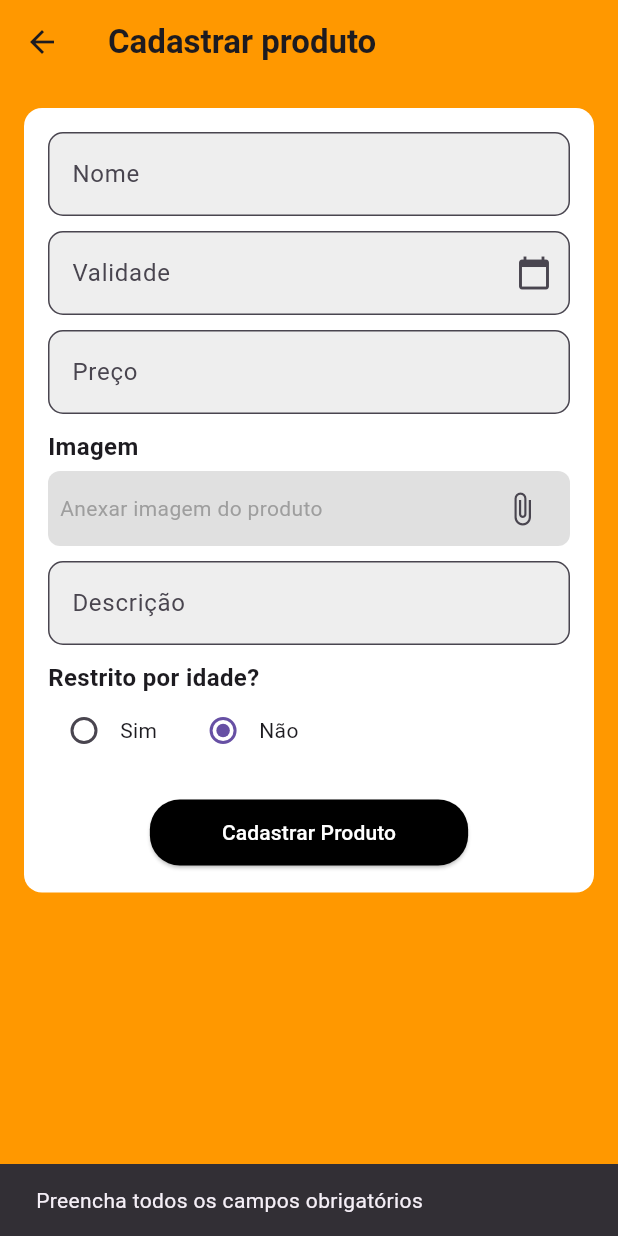
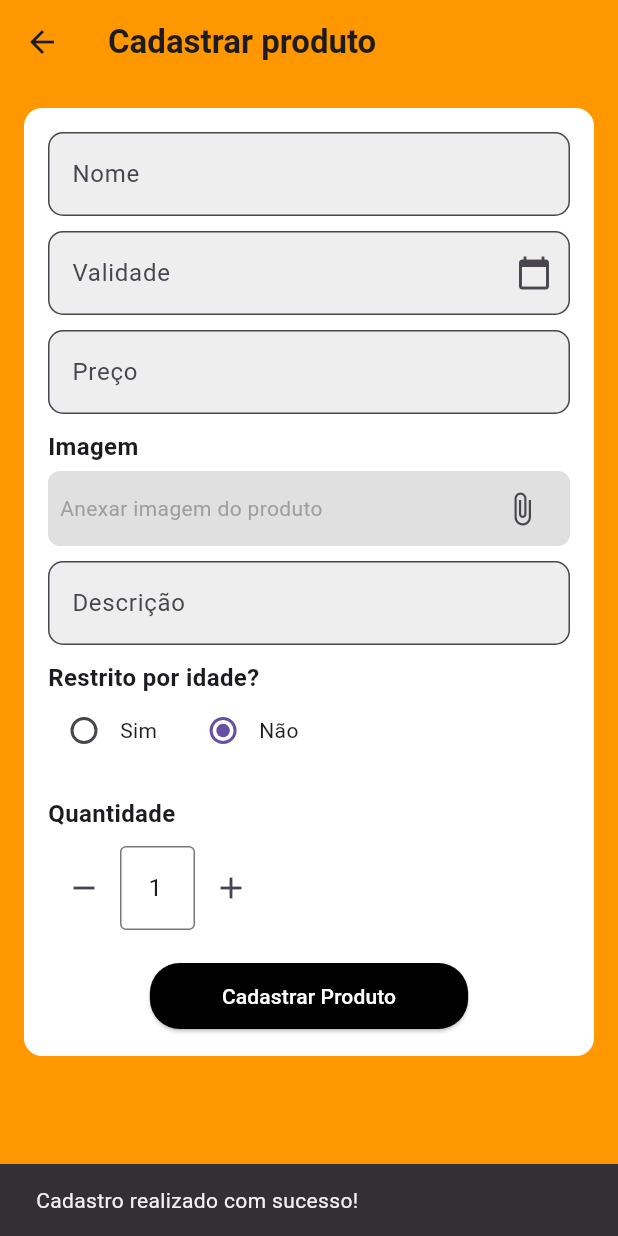
Before and after one commit to Viegas13/Rapidex, a Flutter app: the AdicionarProdutoScreen screen opened directly, after a tap on "Cadastrar Produto", on a phone screen of 412 x 824 dp. Run offline on Flutter 3.47's test engine with Material 3 defaults, Android fonts, the phone set to English and light mode, and no system bars; our stand-ins replace mask_text_input_formatter; missing offline and left inert: postgres.

Commit message:
Cadastrando produto no banco de dados - desenvolvimento

```diff
--- /dev/null
+++ b/src/view-rapidex/interfaces/lib/DTO/Produto.dart
@@ -0,0 +1,32 @@
+class Produto {
+  final String nome;
+  final DateTime validade;
+  final double preco;
+  final String imagem;
+  final String descricao;
+  final String fornecedorCnpj;
+  final bool restrito;
+
+  Produto({
+    required this.nome,
+    required this.validade,
+    required this.preco,
+    required this.imagem,
+    required this.descricao,
+    required this.fornecedorCnpj,
+    required this.restrito,
+  });
+
+  // Método para mapear o Produto para um formato que o banco de dados entenda
+  Map<String, dynamic> toMap() {
+    return {
+      'nome': nome,
+      'validade': validade.toIso8601String(),
+      'preco': preco,
+      'imagem': imagem,
+      'descricao': descricao,
+      'fornecedor': fornecedorCnpj,
+      'restrito' : restrito.toString(),
+    };
+  }
+}
--- a/src/view-rapidex/interfaces/lib/View/IAdicionarProduto.dart
+++ b/src/view-rapidex/interfaces/lib/View/IAdicionarProduto.dart
@@ -2,6 +2,8 @@ import 'package:flutter/material.dart';
 import 'package:intl/intl.dart';
 import 'package:interfaces/widgets/CustomTextField.dart';
 import 'package:interfaces/widgets/ImageLabelField.dart';
+import 'package:interfaces/banco_de_dados/DBHelper/ConexaoDB.dart';
+import 'package:interfaces/banco_de_dados/DAO/ProdutoDAO.dart';
 
 class AdicionarProdutoScreen extends StatefulWidget {
   const AdicionarProdutoScreen({super.key});
@@ -11,11 +13,33 @@ class AdicionarProdutoScreen extends StatefulWidget {
 }
 
 class _AdicionarProdutoScreenState extends State<AdicionarProdutoScreen> {
+  late ConexaoDB conexaoDB;
+  late ProdutoDAO produtoDAO;
+
   final TextEditingController nomeController = TextEditingController();
   final TextEditingController validadeController = TextEditingController();
   final TextEditingController precoController = TextEditingController();
   final TextEditingController descricaoController = TextEditingController();
   bool restritoPorIdade = false;
+  int quantidade = 1;
+  final TextEditingController quantidadeController = TextEditingController(text: '1');
+
+  @override
+  void initState() {
+    super.initState();
+    // Inicializa o objeto ConexaoDB
+    conexaoDB = ConexaoDB();
+    produtoDAO = ProdutoDAO(conexaoDB: conexaoDB);
+
+    // Inicia a conexão com o banco de dados
+    conexaoDB.initConnection().then((_) {
+      // Após a conexão ser aberta, você pode adicionar lógica adicional, se necessário.
+      print('Conexão estabelecida no initState.');
+    }).catchError((error) {
+      // Se ocorrer um erro ao abrir a conexão, é bom tratar aqui.
+      print('Erro ao estabelecer conexão no initState: $error');
+    });
+  }
 
   @override
   void dispose() {
@@ -26,21 +50,32 @@ class _AdicionarProdutoScreenState extends State<AdicionarProdutoScreen> {
     super.dispose();
   }
 
-  Future<void> cadastrarProduto() async {
-    // Validação básica dos campos
-    if (nomeController.text.isEmpty ||
-        precoController.text.isEmpty ||
-        validadeController.text.isEmpty) {
+ Future<void> cadastrarProduto() async {
+    // Criar uma nova instância de ConexaoDB e ProdutoDAO
+    // (Aqui você já pode utilizar a conexão que foi iniciada no initState)
+    try {
+      // Usando a conexão já iniciada na classe ConexaoDB
+      Map<String, dynamic> produto = {
+        'nome': nomeController.text,
+        'validade': validadeController.text,
+        'preco': precoController.text,
+        'imagem': precoController.text,
+        'descricao': descricaoController.text,
+        'fornecedor': '353654234583',
+        'restrito': restritoPorIdade.toString(),
+      };
+
+      await produtoDAO.cadastrarProduto(produto);
+
       ScaffoldMessenger.of(context).showSnackBar(
-        const SnackBar(content: Text('Preencha todos os campos obrigatórios')),
+        const SnackBar(content: Text('Cadastro realizado com sucesso!')),
       );
-      return;
+    } catch (e) {
+      ScaffoldMessenger.of(context).showSnackBar(
+        const SnackBar(content: Text('Erro ao cadastrar produto')),
+      );
+      print('Erro ao cadastrar produto: $e');
     }
-
-    // Ação de cadastro do produto (substitua pelo código real de cadastro)
-    ScaffoldMessenger.of(context).showSnackBar(
-      const SnackBar(content: Text('Produto cadastrado com sucesso!')),
-    );
   }
 
   // Função para selecionar a validade do produto
@@ -108,7 +143,6 @@ class _AdicionarProdutoScreenState extends State<AdicionarProdutoScreen> {
                     controller: precoController,
                     labelText: 'Preço',
                     hintText: 'Inserir preço do produto',
-                    // keyboardType: TextInputType.number, --> deixei comentado pra discutir primeiro como vamos definir o tipo do texto
                   ),
                   const SizedBox(height: 10),
                   ImageLabelField(
@@ -164,6 +198,60 @@ class _AdicionarProdutoScreenState extends State<AdicionarProdutoScreen> {
                     ],
                   ),
                   const SizedBox(height: 20),
+                  Column(
+                    crossAxisAlignment: CrossAxisAlignment.start,
+                    children: [
+                      const Text(
+                        'Quantidade',
+                        style: TextStyle(fontSize: 16, fontWeight: FontWeight.bold),
+                      ),
+                      const SizedBox(height: 10),
+                      Row(
+                        mainAxisAlignment: MainAxisAlignment.start,
+                        children: [
+                          IconButton(
+                            onPressed: () {
+                              setState(() {
+                                if (quantidade > 1) {
+                                  quantidade--;
+                                  quantidadeController.text = quantidade.toString();
+                                }
+                              });
+                            },
+                            icon: const Icon(Icons.remove),
+                          ),
+                          SizedBox(
+                            width: 50,
+                            child: TextField(
+                              controller: quantidadeController,
+                              textAlign: TextAlign.center,
+                              keyboardType: TextInputType.number,
+                              decoration: const InputDecoration(
+                                border: OutlineInputBorder(),
+                              ),
+                              onChanged: (value) {
+                                setState(() {
+                                  quantidade = int.tryParse(value) ?? 1;
+                                  if (quantidade < 1) quantidade = 1;
+                                  quantidadeController.text = quantidade.toString();
+                                });
+                              },
+                            ),
+                          ),
+                          IconButton(
+                            onPressed: () {
+                              setState(() {
+                                quantidade++;
+                                quantidadeController.text = quantidade.toString();
+                              });
+                            },
+                            icon: const Icon(Icons.add),
+                          ),
+                        ],
+                      ),
+                    ],
+                  ),
+                  const SizedBox(height: 20),
                   Center(
                     child: ElevatedButton(
                       style: ElevatedButton.styleFrom(
@@ -174,8 +262,8 @@ class _AdicionarProdutoScreenState extends State<AdicionarProdutoScreen> {
                       ),
                       onPressed: cadastrarProduto,
                       child: const Padding(
-                        padding: EdgeInsets.symmetric(
-                            vertical: 12.0, horizontal: 24.0),
+                        padding:
+                            EdgeInsets.symmetric(vertical: 12.0, horizontal: 24.0),
                         child: Text(
                           'Cadastrar Produto',
                           style: TextStyle(color: Colors.white),
--- /dev/null
+++ b/src/view-rapidex/interfaces/lib/banco_de_dados/DAO/ProdutoDAO.dart
@@ -0,0 +1,30 @@
+import '../DBHelper/ConexaoDB.dart';
+
+class ProdutoDAO {
+  final ConexaoDB conexaoDB;
+
+  ProdutoDAO({required this.conexaoDB});
+
+  // Método para cadastrar um produto no banco de dados
+  Future<void> cadastrarProduto(Map<String, dynamic> produto) async {
+    try {
+      // Garante que a conexão está aberta
+      if (conexaoDB.connection.isClosed) {
+        await conexaoDB.openConnection();
+      }
+
+      // Realiza a inserção do produto
+      await conexaoDB.connection.query(
+        '''
+        INSERT INTO cliente (nome, validade, preco, imagem, descricao, fornecedor_cnpj, restritoPorIdade)
+        VALUES (@nome, @validade, @preco, @imagem, @descricao, @fornecedor, @restrito)
+        ''',
+        substitutionValues: produto,
+      );
+      print('Produto cadastrado com sucesso!');
+    } catch (e) {
+      print('Erro ao cadastrar cliente: $e');
+      rethrow;
+    }
+  }
+}
```
Also changed, not shown: src/view-rapidex/interfaces/pubspec.lock.
